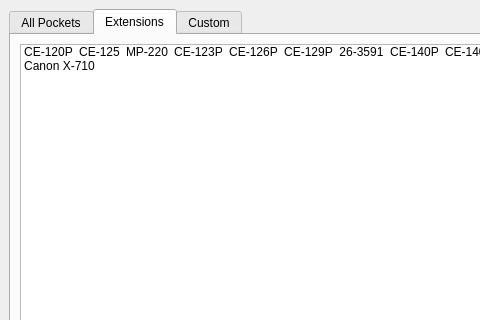
Qt form ui/startup.ui (TheProjecter/pockemul) before a commit; both pictures show x 0 to 480 and y 0 to 320 of the 704 by 557 pixel window.
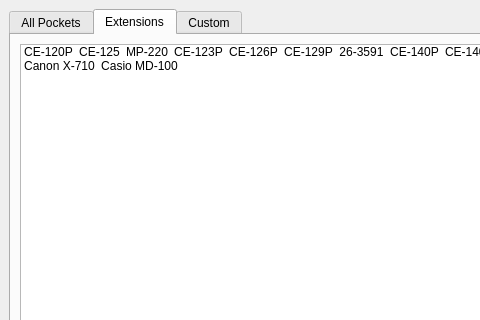
The same form after that commit. The open tabs and pages were chosen to show the change. Icons and pictures are not drawn.

Patch:
```diff
--- a/ui/startup.ui
+++ b/ui/startup.ui
@@ -571,6 +571,15 @@
             <normaloff>:/x07/x710.png</normaloff>:/x07/x710.png</iconset>
           </property>
          </item>
+         <item>
+          <property name="text">
+           <string>Casio MD-100</string>
+          </property>
+          <property name="icon">
+           <iconset resource="../resources/ext.qrc">
+            <normaloff>:/EXT/ext/md-100.png</normaloff>:/EXT/ext/md-100.png</iconset>
+          </property>
+         </item>
         </widget>
        </item>
       </layout>
```
